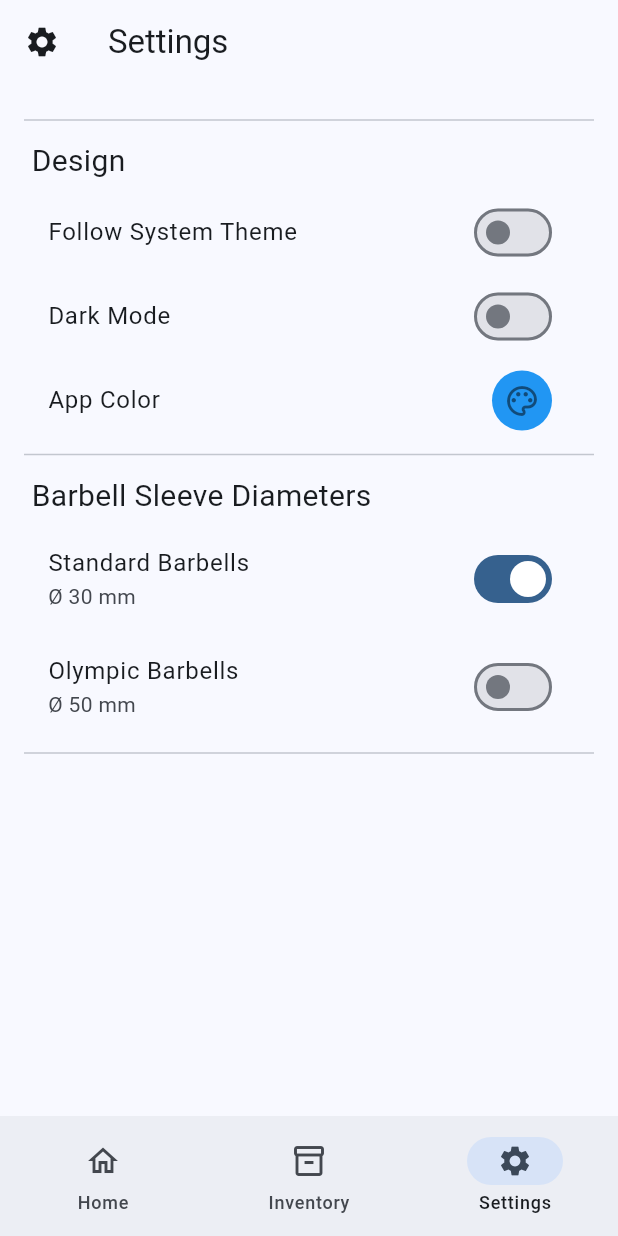
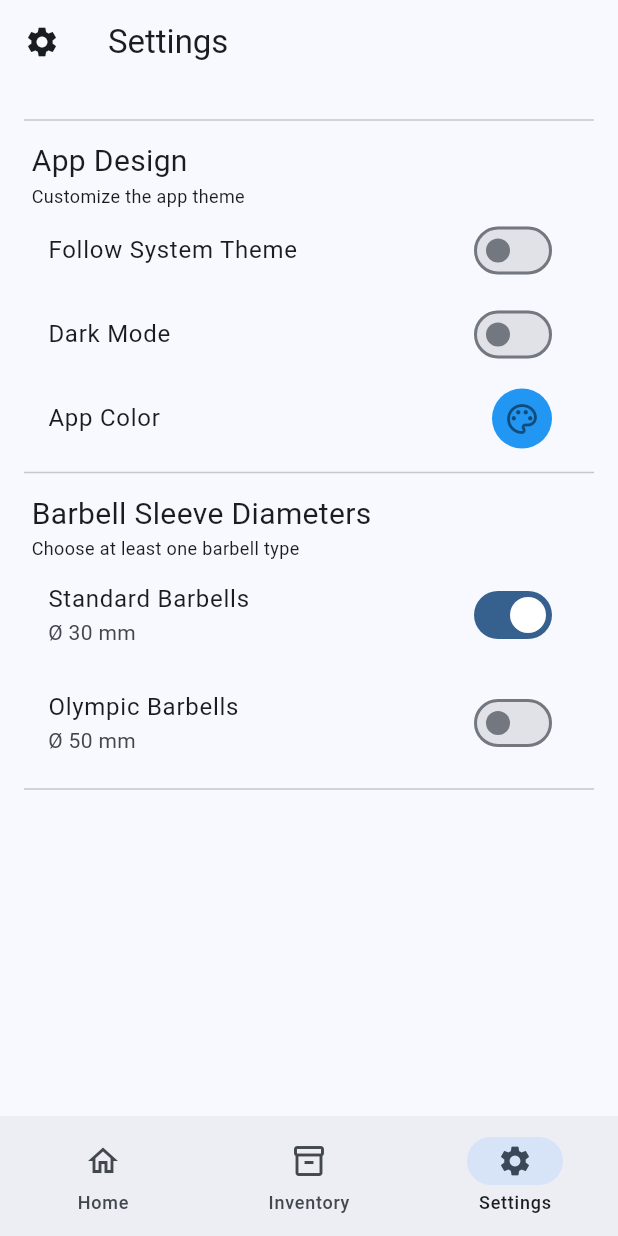
Before and after one commit to ThePi2K/BarbellCalc, a Flutter app: the screen it shows after launch, item 3 of the bottom bar chosen, on a phone screen of 412 x 824 dp. Run offline on Flutter 3.47's test engine with Material 3 defaults, Android fonts, the phone set to English and light mode, and no system bars; our stand-ins replace flutter_colorpicker, shared_preferences.

Commit message:
changed settings title

```diff
--- a/barbell_calc/lib/settings.dart
+++ b/barbell_calc/lib/settings.dart
@@ -129,10 +129,7 @@ class _SettingsPageState extends State<SettingsPage> {
         padding: const EdgeInsets.all(16.0),
         children: <Widget>[
           const Divider(),
-          const Padding(
-            padding: EdgeInsets.all(5.0),
-            child: Text('Design', style: TextStyle(fontSize: 20)),
-          ),
+          const SettingsTitle(title: 'App Design', subtitle: 'Customize the app theme'),
           ListTile(
             title: const Text('Follow System Theme'),
             trailing: Switch(
@@ -195,10 +192,7 @@ class _SettingsPageState extends State<SettingsPage> {
             ),
           ),
           const Divider(),
-          const Padding(
-            padding: EdgeInsets.all(5.0),
-            child: Text('Barbell Sleeve Diameters', style: TextStyle(fontSize: 20)),
-          ),
+          const SettingsTitle(title: 'Barbell Sleeve Diameters', subtitle: 'Choose at least one barbell type'),
           ListTile(
             title: const Text('Standard Barbells'),
             subtitle: const Text('Ø 30 mm'),
@@ -225,3 +219,33 @@ class _SettingsPageState extends State<SettingsPage> {
     );
   }
 }
+
+class SettingsTitle extends StatelessWidget {
+  const SettingsTitle({super.key, required this.title, required this.subtitle});
+
+  final String title;
+  final String subtitle;
+
+  @override
+  Widget build(BuildContext context) {
+    return Column(
+        children: [
+          Align(
+            alignment: Alignment.centerLeft,
+            child: Padding(
+              padding: const EdgeInsets.fromLTRB(5, 5, 5, 0),
+              child: Text(title, style: const TextStyle(fontSize: 20)),
+            ),
+          ),
+          Align(
+            alignment: Alignment.centerLeft,
+            child: Padding(
+              padding: const EdgeInsets.fromLTRB(5, 0, 0, 0),
+              child: Text(subtitle, style: const TextStyle(fontSize: 12)),
+            ),
+          ),
+        ],
+
+    );
+  }
+}
```
